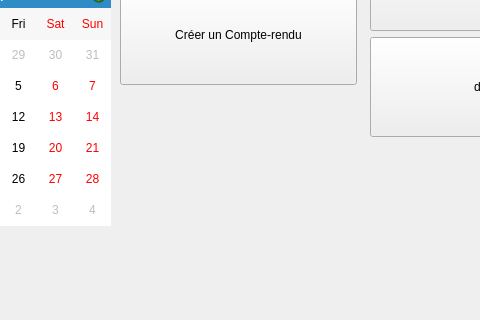
Above: front/main.ui from FabioF9/GSB-AppliVisiteur before the change; both pictures show x 190 to 670 and y 375 to 695 of the 1150 by 900 pixel window. Below: the same form after it.
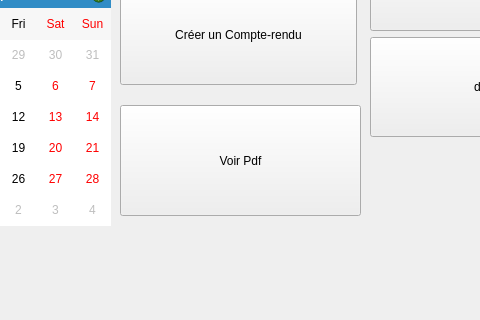
That is the form after the change.

```diff
--- a/front/main.ui
+++ b/front/main.ui
@@ -149,6 +149,19 @@
      <string>Créer un Compte-rendu</string>
     </property>
    </widget>
+   <widget class="QPushButton" name="index_button_view">
+    <property name="geometry">
+     <rect>
+      <x>310</x>
+      <y>480</y>
+      <width>241</width>
+      <height>111</height>
+     </rect>
+    </property>
+    <property name="text">
+     <string>Voir Pdf</string>
+    </property>
+   </widget>
   </widget>
  </widget>
  <resources/>
```
